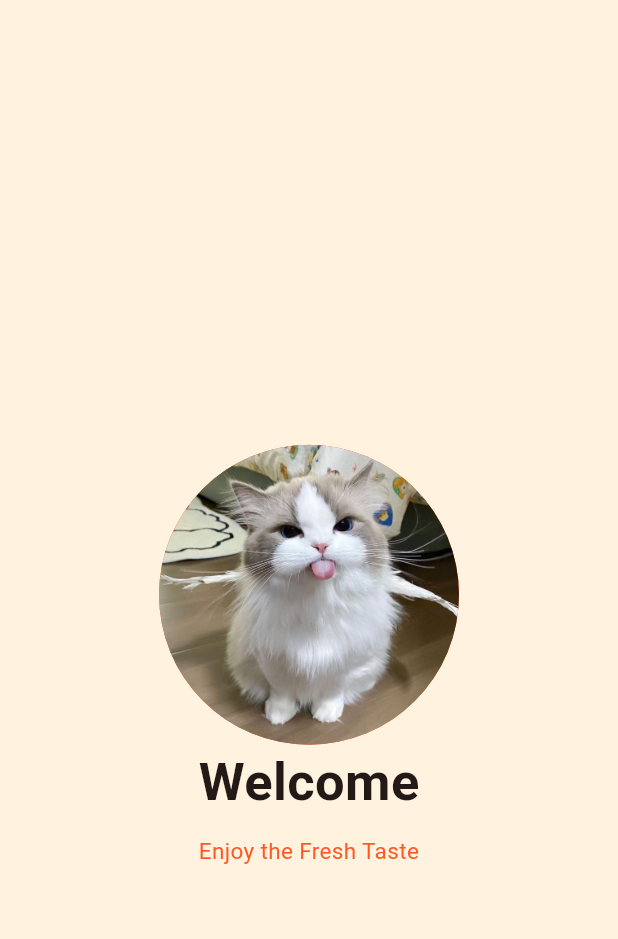
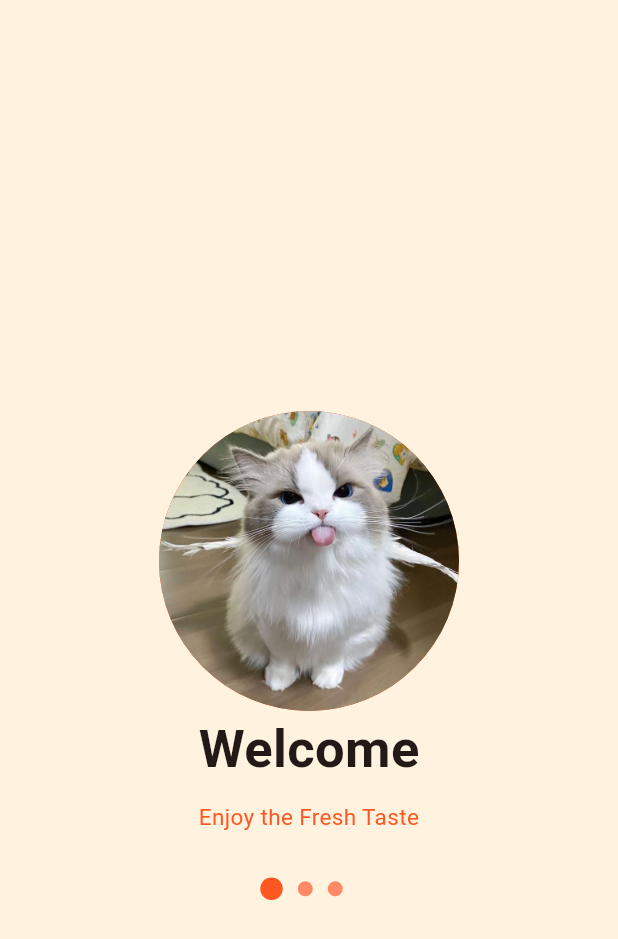
Before and after one commit to AbdulReyza/KB1179-1123150072-uts, a Flutter app: the screen it shows after launch, on a phone screen of 412 x 824 dp. Shown: the top 939 px of the screen. Run offline on Flutter 3.47's test engine with Material 3 defaults, Android fonts, the light colour scheme and no system bars.

Commit message:
tambah navigasi

```diff
--- a/lib/screen/splash_screen_1.dart
+++ b/lib/screen/splash_screen_1.dart
@@ -41,7 +41,39 @@ class MySplashScreen extends StatelessWidget {
                       color: Colors.deepOrange
                     ),
                   ),
-
+                  SizedBox(height: 30,),
+                  Row(
+                    mainAxisAlignment: MainAxisAlignment.center,
+                    children: [
+                      Container(
+                        width: 15,
+                        height: 15,
+                        decoration: BoxDecoration(
+                          shape: BoxShape.circle,
+                          color: Colors.deepOrange
+                        ),
+                      ),
+                      SizedBox(width: 10,),
+                      Container(
+                        width: 10,
+                        height: 10,
+                        decoration: BoxDecoration(
+                          shape: BoxShape.circle,
+                          color: Colors.deepOrange.shade300
+                        ),
+                      ),
+                      SizedBox(width: 10,),
+                      Container(
+                        width: 10,
+                        height: 10,
+                        decoration: BoxDecoration(
+                          shape: BoxShape.circle,
+                          color: Colors.deepOrange.shade300
+                        ),
+                      ),
+                      SizedBox(width: 10,),
+                    ],
+                  ),
 
 
                   ],
```
